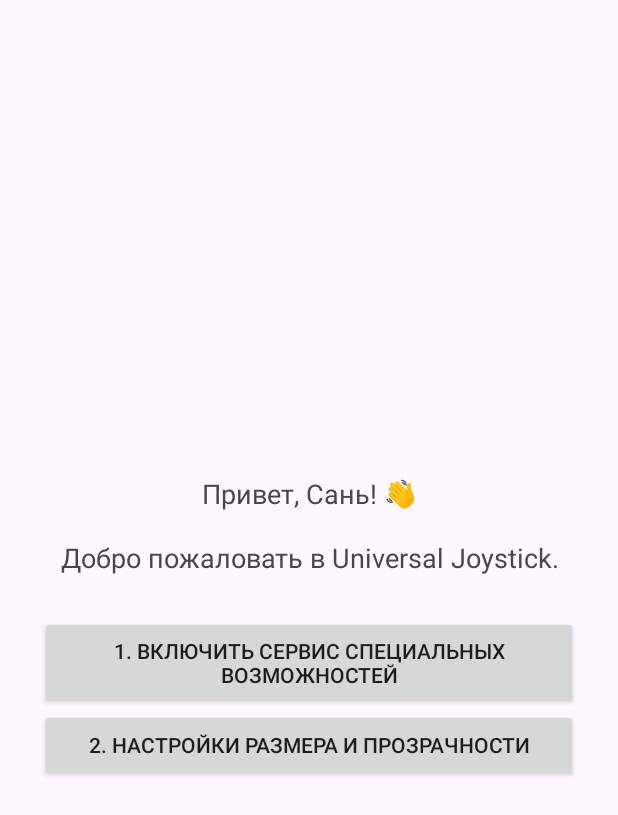
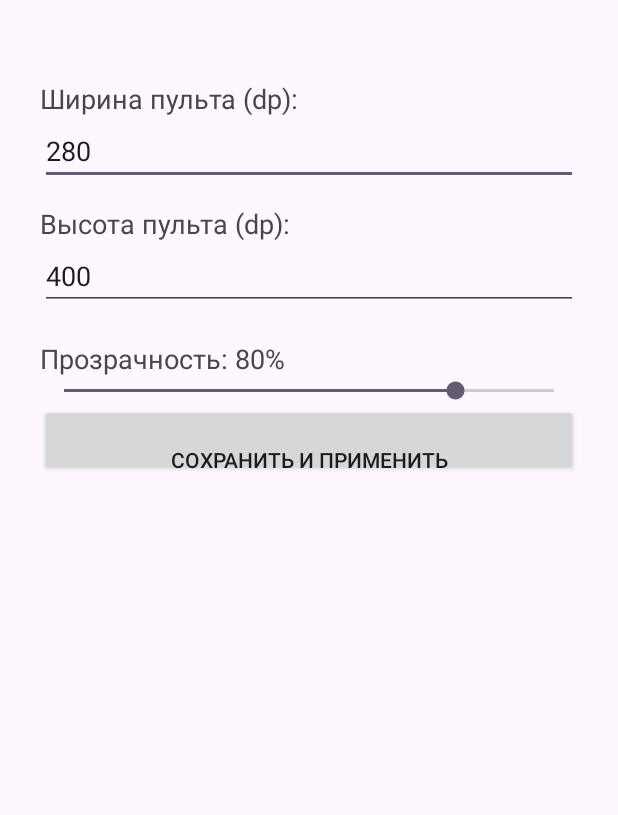
Before and after one commit to Aleksandr-Landin/universal-joystick, an Android app: the screen it shows after launch (MainActivity before the commit, SettingsActivity after it), after a tap on "2. НАСТРОЙКИ РАЗМЕРА И ПРОЗРАЧНОСТИ", on a phone screen of 412 x 824 dp. Shown: the top 815 px of the screen. Run offline under Robolectric (Android 15) with nearby library versions, the phone set to English and light mode, and no system bars.

Commit message:
Update SettingsActivity.kt

```diff
--- a/app/src/main/java/com/example/myjoystick/SettingsActivity.kt
+++ b/app/src/main/java/com/example/myjoystick/SettingsActivity.kt
@@ -1,32 +1,69 @@
 package com.example.myjoystick
 
-import android.content.Context
+import android.content.Intent
+import android.os.Bundle
+import android.widget.*
+import androidx.appcompat.app.AppCompatActivity
 
-object SettingsManager {
-    private const val PREFS_NAME = "joystick_prefs"
-    private const val KEY_WIDTH = "panel_width"
-    private const val KEY_HEIGHT = "panel_height"
-    private const val KEY_ALPHA = "panel_alpha"
+class SettingsActivity : AppCompatActivity() {
+    override fun onCreate(savedInstanceState: Bundle?) {
+        super.onCreate(savedInstanceState)
 
-    private const val DEF_WIDTH = 280
-    private const val DEF_HEIGHT = 400
-    private const val DEF_ALPHA = 80
+        val scrollView = ScrollView(this)
+        val layout = LinearLayout(this).apply {
+            orientation = LinearLayout.VERTICAL
+            setPadding(40, 60, 40, 40)
+        }
+        val prefs = getSharedPreferences("joystick_prefs", MODE_PRIVATE)
 
-    const val ACTION_REBUILD = "com.example.myjoystick.REBUILD_PANEL"
+        fun addField(label: String, key: String, defaultVal: Int): EditText {
+            val tv = TextView(this).apply { text = label; textSize = 18f; setPadding(0, 20, 0, 0) }
+            val et = EditText(this).apply {
+                hint = "Например, $defaultVal"
+                inputType = android.text.InputType.TYPE_CLASS_NUMBER
+                setText(prefs.getInt(key, defaultVal).toString())
+            }
+            layout.addView(tv)
+            layout.addView(et)
+            return et
+        }
 
-    fun saveSettings(context: Context, widthDp: Int, heightDp: Int, alphaPercent: Int) {
-        context.getSharedPreferences(PREFS_NAME, Context.MODE_PRIVATE).edit().apply {
-            putInt(KEY_WIDTH, widthDp)
-            putInt(KEY_HEIGHT, heightDp)
-            putInt(KEY_ALPHA, alphaPercent)
-            apply()
+        val etW = addField("Ширина пульта (dp):", "panel_width", 280)
+        val etH = addField("Высота пульта (dp):", "panel_height", 400)
+
+        val currentAlpha = (SettingsManager.getAlpha(this) * 100).toInt()
+        val tvAlpha = TextView(this).apply { text = "Прозрачность: $currentAlpha%"; textSize = 18f; setPadding(0, 30, 0, 0) }
+        val seekBar = SeekBar(this).apply { max = 100; progress = currentAlpha }
+
+        seekBar.setOnSeekBarChangeListener(object : SeekBar.OnSeekBarChangeListener {
+            override fun onProgressChanged(seekBar: SeekBar?, progress: Int, fromUser: Boolean) {
+                tvAlpha.text = "Прозрачность: $progress%"
+            }
+            override fun onStartTrackingTouch(seekBar: SeekBar?) {}
+            override fun onStopTrackingTouch(seekBar: SeekBar?) {}
+        })
+
+        layout.addView(tvAlpha)
+        layout.addView(seekBar)
+
+        val btnSave = Button(this).apply {
+            text = "Сохранить и применить"
+            setPadding(0, 40, 0, 0)
+        }
+        layout.addView(btnSave)
+        scrollView.addView(layout)
+        setContentView(scrollView)
+
+        btnSave.setOnClickListener {
+            val w = etW.text.toString().toIntOrNull() ?: 280
+            val h = etH.text.toString().toIntOrNull() ?: 400
+            val alpha = seekBar.progress
+
+            SettingsManager.saveSettings(this, w, h, alpha)
+            sendBroadcast(Intent(SettingsManager.ACTION_REBUILD))
+
+            Toast.makeText(this, "Настройки применены! 🚀", Toast.LENGTH_SHORT).show()
+            finish()
         }
     }
-
-    fun getWidthPx(context: Context): Int = dpToPx(context, getPrefs(context).getInt(KEY_WIDTH, DEF_WIDTH))
-    fun getHeightPx(context: Context): Int = dpToPx(context, getPrefs(context).getInt(KEY_HEIGHT, DEF_HEIGHT))
-    fun getAlpha(context: Context): Float = getPrefs(context).getInt(KEY_ALPHA, DEF_ALPHA) / 100f
-
-    private fun getPrefs(context: Context) = context.getSharedPreferences(PREFS_NAME, Context.MODE_PRIVATE)
-    private fun dpToPx(context: Context, dp: Int): Int = (dp * context.resources.displayMetrics.density).toInt()
 }
```
